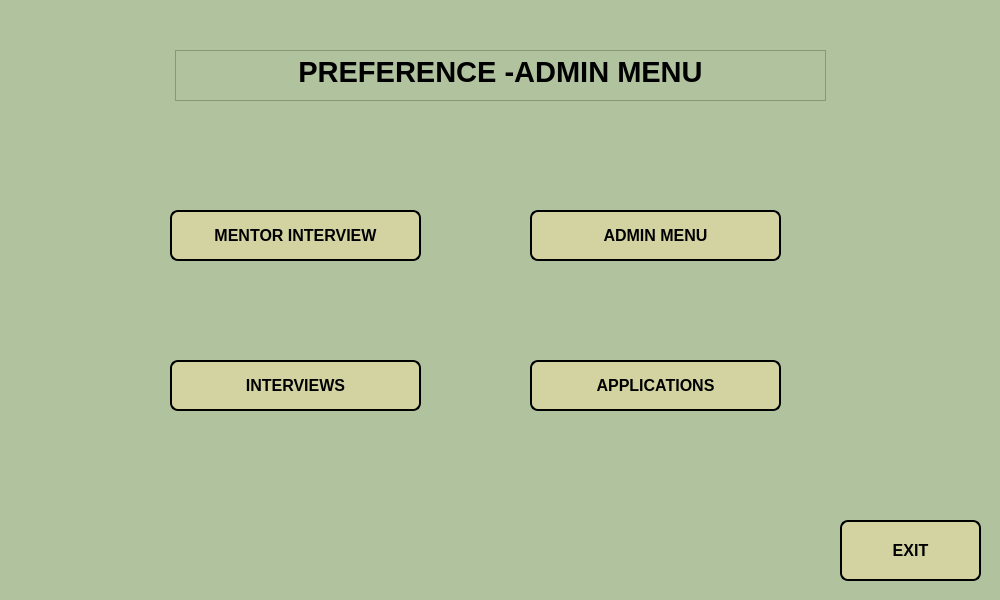
The window that UIs/pre_adminmenu.ui (werhereitacademy/Python-Module-Week7) describes before a commit, drawn with Qt 5.
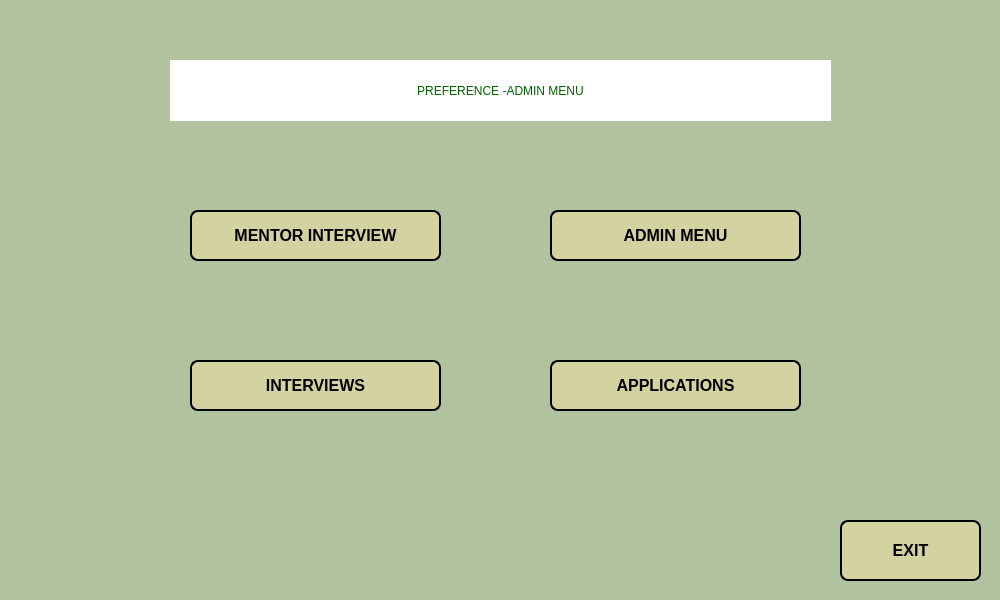
The same window after the commit.

Diff of the .ui file:
```diff
--- a/UIs/pre_adminmenu.ui
+++ b/UIs/pre_adminmenu.ui
@@ -37,7 +37,7 @@
   <widget class="QPushButton" name="pushButton_adminmenu">
    <property name="geometry">
     <rect>
-     <x>530</x>
+     <x>550</x>
      <y>210</y>
      <width>251</width>
      <height>51</height>
@@ -72,7 +72,7 @@
   <widget class="QPushButton" name="pushButton_interview">
    <property name="geometry">
     <rect>
-     <x>170</x>
+     <x>190</x>
      <y>360</y>
      <width>251</width>
      <height>51</height>
@@ -107,7 +107,7 @@
   <widget class="QPushButton" name="pushButton_applications">
    <property name="geometry">
     <rect>
-     <x>530</x>
+     <x>550</x>
      <y>360</y>
      <width>251</width>
      <height>51</height>
@@ -142,7 +142,7 @@
   <widget class="QPushButton" name="pushButton_mentor">
    <property name="geometry">
     <rect>
-     <x>170</x>
+     <x>190</x>
      <y>210</y>
      <width>251</width>
      <height>51</height>
@@ -209,21 +209,26 @@
     <string>EXIT</string>
    </property>
   </widget>
-  <widget class="QTextBrowser" name="textBrowser">
+  <widget class="QLabel" name="label_5">
    <property name="geometry">
     <rect>
-     <x>175</x>
-     <y>50</y>
-     <width>651</width>
-     <height>51</height>
+     <x>170</x>
+     <y>60</y>
+     <width>661</width>
+     <height>61</height>
     </rect>
    </property>
-   <property name="html">
-    <string>&lt;!DOCTYPE HTML PUBLIC &quot;-//W3C//DTD HTML 4.0//EN&quot; &quot;http://www.w3.org/TR/REC-html40/strict.dtd&quot;&gt;
-&lt;html&gt;&lt;head&gt;&lt;meta name=&quot;qrichtext&quot; content=&quot;1&quot; /&gt;&lt;style type=&quot;text/css&quot;&gt;
-p, li { white-space: pre-wrap; }
-&lt;/style&gt;&lt;/head&gt;&lt;body style=&quot; font-family:'MS Shell Dlg 2'; font-size:7.8pt; font-weight:400; font-style:normal;&quot;&gt;
-&lt;p align=&quot;center&quot; style=&quot; margin-top:0px; margin-bottom:0px; margin-left:0px; margin-right:0px; -qt-block-indent:0; text-indent:0px;&quot;&gt;&lt;span style=&quot; font-size:22pt; font-weight:600;&quot;&gt;PREFERENCE -ADMIN MENU&lt;/span&gt;&lt;/p&gt;&lt;/body&gt;&lt;/html&gt;</string>
+   <property name="styleSheet">
+    <string notr="true">font: 87 24pt &quot;Arial Black&quot;;
+background-color: rgb(255, 255, 255);
+color: rgb(0, 0, 0);
+color: rgb(0, 100, 0);</string>
+   </property>
+   <property name="text">
+    <string>PREFERENCE -ADMIN MENU</string>
+   </property>
+   <property name="alignment">
+    <set>Qt::AlignCenter</set>
    </property>
   </widget>
  </widget>
```
